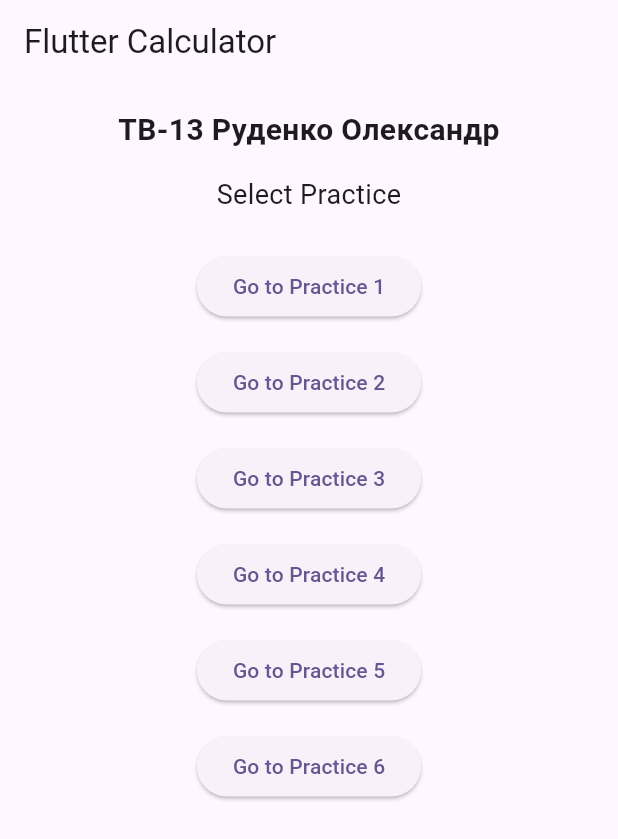
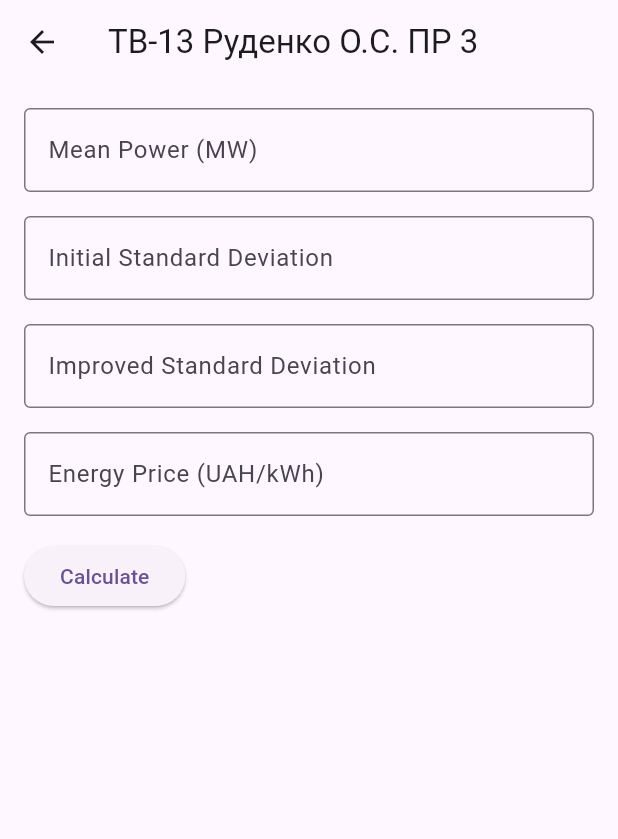
Before and after one commit to olexandr-rd/KPI-Flutter, a Flutter app: the screen it shows after launch, after a tap on an icon or button, on a phone screen of 412 x 824 dp. Shown: the top 839 px of the screen. Run offline on Flutter 3.47's test engine with Material 3 defaults, Android fonts, the phone set to English and light mode, and no system bars; our stand-ins replace go_router.

Commit message:
practice 3

```diff
--- a/lib/main.dart
+++ b/lib/main.dart
@@ -4,6 +4,7 @@ import 'practice1/practice1_main_screen.dart';
 import 'practice1/calculator1_screen.dart';
 import 'practice1/calculator2_screen.dart';
 import 'practice2/practice2_main_screen.dart';
+import 'practice3/practice3_main_screen.dart';
 
 void main() {
   runApp(const MyApp());
@@ -49,6 +50,10 @@ final GoRouter _router = GoRouter(
     GoRoute(
       path: '/practice2',
       builder: (context, state) => const Practice2MainScreen(),
+    ),
+    GoRoute(
+      path: '/practice3',
+      builder: (context, state) => const Practice3MainScreen(),
     ),
   ],
 );
@@ -101,7 +106,7 @@ class PracticeButton extends StatelessWidget {
       padding: const EdgeInsets.symmetric(vertical: 8.0),
       child: ElevatedButton(
         onPressed: () {
-          if (index <= 2) { // Відкриває Practice 1-2
+          if (index <= 3) { // Відкриває Practice 1-3
             context.push('/practice$index');
           }
         },
--- /dev/null
+++ b/lib/practice3/practice3_main_screen.dart
@@ -0,0 +1,109 @@
+import 'package:flutter/material.dart';
+import 'package:go_router/go_router.dart';
+import 'profit_calculations.dart';
+
+class Practice3MainScreen extends StatefulWidget {
+  const Practice3MainScreen({super.key});
+
+  @override
+  State<Practice3MainScreen> createState() => _Practice3MainScreenState();
+}
+
+class _Practice3MainScreenState extends State<Practice3MainScreen> {
+  final TextEditingController meanPowerController = TextEditingController();
+  final TextEditingController initialStdDevController = TextEditingController();
+  final TextEditingController improvedStdDevController = TextEditingController();
+  final TextEditingController energyPriceController = TextEditingController();
+
+  List<double> netProfit = List.filled(2, 0.0);
+  bool isCalculated = false;
+
+  @override
+  void dispose() {
+    meanPowerController.dispose();
+    initialStdDevController.dispose();
+    improvedStdDevController.dispose();
+    energyPriceController.dispose();
+    super.dispose();
+  }
+
+  void calculate() {
+    double meanPower = double.tryParse(meanPowerController.text) ?? 0.0;
+    double initialStdDev = double.tryParse(initialStdDevController.text) ?? 0.0;
+    double improvedStdDev = double.tryParse(improvedStdDevController.text) ?? 0.0;
+    double energyPrice = double.tryParse(energyPriceController.text) ?? 0.0;
+
+    setState(() {
+      netProfit = calculateProfit(meanPower, initialStdDev, improvedStdDev, energyPrice);
+      isCalculated = true;
+    });
+  }
+
+  @override
+  Widget build(BuildContext context) {
+    return Scaffold(
+      appBar: AppBar(
+        leading: IconButton(
+          icon: const Icon(Icons.arrow_back),
+          onPressed: () => context.pop(),
+        ),
+        title: const Text("ТВ-13 Руденко О.С. ПР 3"),
+      ),
+      body: Padding(
+        padding: const EdgeInsets.all(16.0),
+        child: SingleChildScrollView(
+          child: Column(
+            crossAxisAlignment: CrossAxisAlignment.start,
+            children: [
+              TextField(
+                controller: meanPowerController,
+                keyboardType: TextInputType.number,
+                decoration: const InputDecoration(
+                  labelText: "Mean Power (MW)",
+                  border: OutlineInputBorder(),
+                ),
+              ),
+              const SizedBox(height: 16),
+              TextField(
+                controller: initialStdDevController,
+                keyboardType: TextInputType.number,
+                decoration: const InputDecoration(
+                  labelText: "Initial Standard Deviation",
+                  border: OutlineInputBorder(),
+                ),
+              ),
+              const SizedBox(height: 16),
+              TextField(
+                controller: improvedStdDevController,
+                keyboardType: TextInputType.number,
+                decoration: const InputDecoration(
+                  labelText: "Improved Standard Deviation",
+                  border: OutlineInputBorder(),
+                ),
+              ),
+              const SizedBox(height: 16),
+              TextField(
+                controller: energyPriceController,
+                keyboardType: TextInputType.number,
+                decoration: const InputDecoration(
+                  labelText: "Energy Price (UAH/kWh)",
+                  border: OutlineInputBorder(),
+                ),
+              ),
+              const SizedBox(height: 16),
+              ElevatedButton(
+                onPressed: calculate,
+                child: const Text("Calculate"),
+              ),
+              const SizedBox(height: 16),
+              if (isCalculated) ...[
+                Text("Profit before improvement: ${netProfit[0].toStringAsFixed(2)} thousand UAH"),
+                Text("Profit after improvement: ${netProfit[1].toStringAsFixed(2)} thousand UAH"),
+              ],
+            ],
+          ),
+        ),
+      ),
+    );
+  }
+}
```
Also changed, not shown: lib/practice3/profit_calculations.dart (added, +50 -0 lines).
